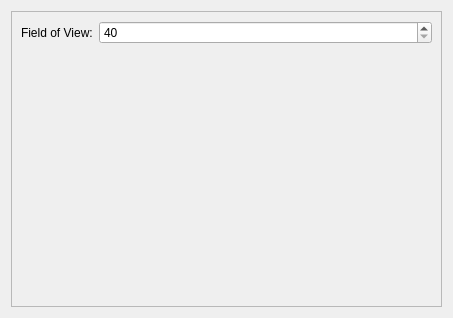
The window that ui/widgets/settings/module_designer.ui (NickHugi/PyKotor) describes before a commit, drawn with Qt 5.
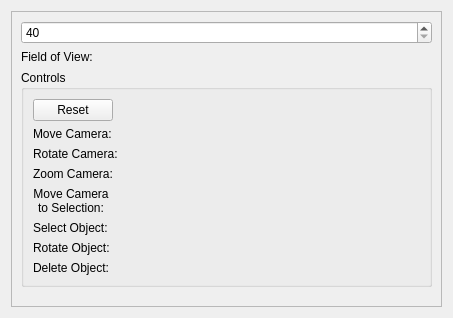
The same window after the commit. Custom widgets are drawn as their Qt base class.

Commit message: Use QSettings for storing Module Designer controls

Patch:
```diff
--- a/ui/widgets/settings/module_designer.ui
+++ b/ui/widgets/settings/module_designer.ui
@@ -28,15 +28,8 @@
         <height>298</height>
        </rect>
       </property>
-      <layout class="QFormLayout" name="formLayout">
-       <item row="0" column="0">
-        <widget class="QLabel" name="label">
-         <property name="text">
-          <string>Field of View:</string>
-         </property>
-        </widget>
-       </item>
-       <item row="0" column="1">
+      <layout class="QVBoxLayout" name="verticalLayout">
+       <item>
         <widget class="QSpinBox" name="fovSpin">
          <property name="minimum">
           <number>40</number>
@@ -46,12 +39,151 @@
          </property>
         </widget>
        </item>
+       <item>
+        <widget class="QLabel" name="label">
+         <property name="text">
+          <string>Field of View:</string>
+         </property>
+        </widget>
+       </item>
+       <item>
+        <widget class="QGroupBox" name="groupBox">
+         <property name="title">
+          <string>Controls</string>
+         </property>
+         <layout class="QVBoxLayout" name="verticalLayout_2">
+          <item>
+           <layout class="QHBoxLayout" name="horizontalLayout_3">
+            <item>
+             <widget class="QPushButton" name="controlsResetButton">
+              <property name="text">
+               <string>Reset</string>
+              </property>
+             </widget>
+            </item>
+            <item>
+             <spacer name="horizontalSpacer_3">
+              <property name="orientation">
+               <enum>Qt::Horizontal</enum>
+              </property>
+              <property name="sizeHint" stdset="0">
+               <size>
+                <width>40</width>
+                <height>20</height>
+               </size>
+              </property>
+             </spacer>
+            </item>
+           </layout>
+          </item>
+          <item>
+           <layout class="QFormLayout" name="formLayout">
+            <item row="0" column="0">
+             <widget class="QLabel" name="label_2">
+              <property name="text">
+               <string>Move Camera:</string>
+              </property>
+             </widget>
+            </item>
+            <item row="0" column="1">
+             <widget class="SetBindWidget" name="moveCameraBindEdit" native="true"/>
+            </item>
+            <item row="1" column="0">
+             <widget class="QLabel" name="label_3">
+              <property name="text">
+               <string>Rotate Camera:</string>
+              </property>
+             </widget>
+            </item>
+            <item row="1" column="1">
+             <widget class="SetBindWidget" name="rotateCameraBindEdit" native="true"/>
+            </item>
+            <item row="2" column="0">
+             <widget class="QLabel" name="label_4">
+              <property name="text">
+               <string>Zoom Camera:</string>
+              </property>
+             </widget>
+            </item>
+            <item row="2" column="1">
+             <widget class="SetBindWidget" name="zoomCameraBindEdit" native="true"/>
+            </item>
+            <item row="4" column="0">
+             <widget class="QLabel" name="label_5">
+              <property name="text">
+               <string>Select Object:</string>
+              </property>
+             </widget>
+            </item>
+            <item row="4" column="1">
+             <widget class="SetBindWidget" name="selectObjectBindEdit" native="true"/>
+            </item>
+            <item row="5" column="0">
+             <widget class="QLabel" name="label_6">
+              <property name="text">
+               <string>Rotate Object:</string>
+              </property>
+             </widget>
+            </item>
+            <item row="5" column="1">
+             <widget class="SetBindWidget" name="rotateObjectBindEdit" native="true"/>
+            </item>
+            <item row="6" column="0">
+             <widget class="QLabel" name="label_7">
+              <property name="text">
+               <string>Delete Object:</string>
+              </property>
+             </widget>
+            </item>
+            <item row="6" column="1">
+             <widget class="SetBindWidget" name="deleteObjectBindEdit" native="true"/>
+            </item>
+            <item row="3" column="0">
+             <widget class="QLabel" name="label_8">
+              <property name="text">
+               <string>Move Camera
+to Selection:</string>
+              </property>
+              <property name="alignment">
+               <set>Qt::AlignCenter</set>
+              </property>
+             </widget>
+            </item>
+            <item row="3" column="1">
+             <widget class="SetBindWidget" name="moveCameraToSelectionBindEdit" native="true"/>
+            </item>
+           </layout>
+          </item>
+         </layout>
+        </widget>
+       </item>
+       <item>
+        <spacer name="verticalSpacer">
+         <property name="orientation">
+          <enum>Qt::Vertical</enum>
+         </property>
+         <property name="sizeHint" stdset="0">
+          <size>
+           <width>20</width>
+           <height>12</height>
+          </size>
+         </property>
+        </spacer>
+       </item>
       </layout>
      </widget>
     </widget>
    </item>
   </layout>
  </widget>
+ <customwidgets>
+  <customwidget>
+   <class>SetBindWidget</class>
+   <extends>QWidget</extends>
+   <header location="global">toolset.gui.widgets.set_bind</header>
+   <container>1</container>
+  </customwidget>
+ </customwidgets>
  <resources/>
  <connections/>
 </ui>
```
The commit also changes 12 other files.
